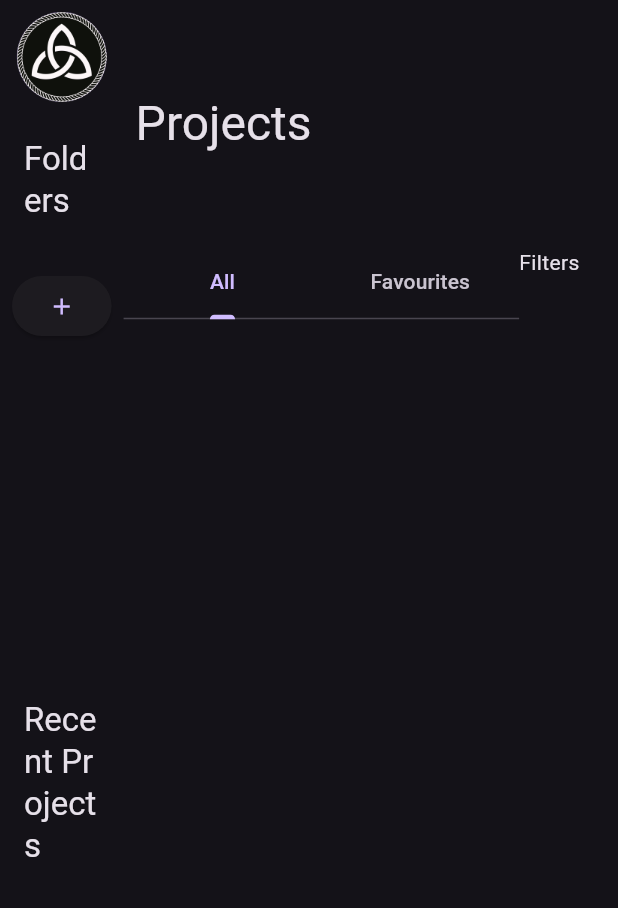
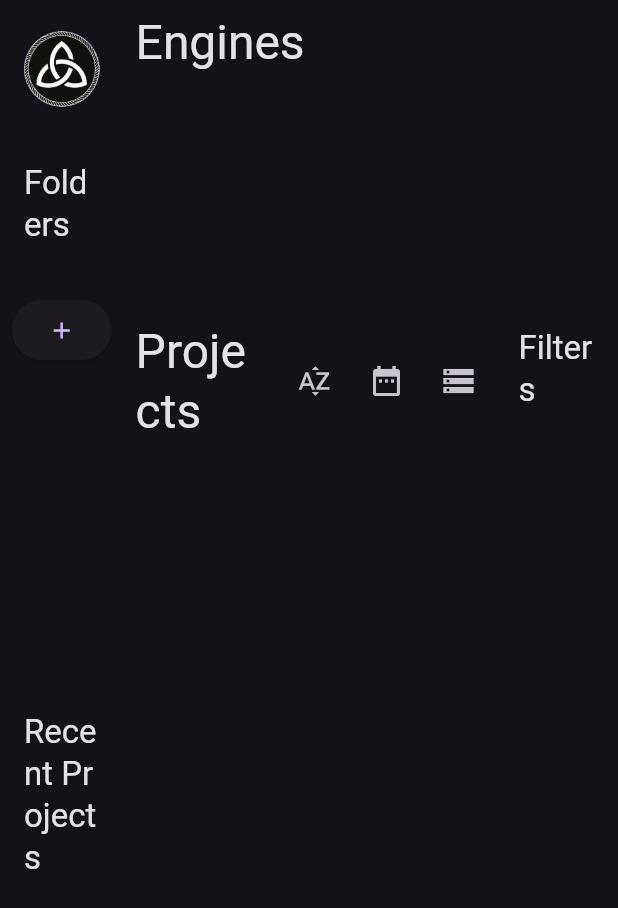
Before and after one commit to True-Outlaw/ue_launcher, a Flutter app: the screen it shows after launch, on a phone screen of 412 x 824 dp. Shown: the top 908 px of the screen. Run offline on Flutter 3.47's test engine with Material 3 defaults, Android fonts, the phone set to English and light mode, and no system bars; our stand-ins replace file_picker; missing offline and left inert: window_manager.

Commit message:
Fixed layout issues, added some sorting icons

```diff
--- a/lib/CompanyLogo.dart
+++ b/lib/CompanyLogo.dart
@@ -8,7 +8,7 @@ class CompanyLogo extends StatelessWidget {
   @override
   Widget build(BuildContext context) {
     return Container(
-      padding: EdgeInsets.all(8.0),
+      padding: EdgeInsets.all(16.0),
       child: CircleAvatar(
         radius: 30,
         child: Image.asset('images/True-Outlaw-Logo.png'),
--- a/lib/LeftColumn.dart
+++ b/lib/LeftColumn.dart
@@ -9,16 +9,13 @@ class LeftColumn extends StatelessWidget {
 
   @override
   Widget build(BuildContext context) {
-    return Expanded(
-      flex: 1,
-      child: Column(
+    return Column(
       crossAxisAlignment: CrossAxisAlignment.stretch,
       children: [
         CompanyLogo(),
         ScannedFolders(),
         RecentProjects(),
       ],
-      ),
     );
   }
 }
--- a/lib/ProjectsWindow.dart
+++ b/lib/ProjectsWindow.dart
@@ -1,7 +1,7 @@
 import 'package:flutter/material.dart';
 import 'package:provider/provider.dart';
-import 'package:ue_launcher/ProjectGridItem.dart';
 
+import 'ProjectGridItem.dart';
 import 'models/found_projects_data.dart';
 
 class ProjectsWindow extends StatefulWidget {
@@ -16,28 +16,56 @@ class ProjectsWindow extends StatefulWidget {
 class _ProjectsWindowState extends State<ProjectsWindow> {
   @override
   Widget build(BuildContext context) {
-    return Expanded(
-      flex: 4,
-      child: Row(
-        mainAxisAlignment: MainAxisAlignment.spaceBetween,
+    return Row(
       crossAxisAlignment: CrossAxisAlignment.stretch,
       children: <Widget>[
         Expanded(
-            flex: 4,
-            child: DefaultTabController(
-              length: 2,
-              child: Scaffold(
-                appBar: TabBar(
-                  tabs: [
-                    Tab(child: Text('All')),
-                    Tab(child: Text('Favourites')),
+          flex: 3,
+          child: Column(
+            children: [
+              Row(
+                mainAxisAlignment: MainAxisAlignment.spaceBetween,
+                children: [
+                  Expanded(
+                    child: Container(
+                      padding: EdgeInsets.all(8.0),
+                      alignment: Alignment.centerLeft,
+                      child: Text(
+                        'Projects',
+                        style: Theme.of(context).textTheme.headlineLarge,
+                      ),
+                    ),
+                  ),
+                  IconButton(
+                    tooltip: 'Sort by name',
+                    padding: EdgeInsets.all(8.0),
+                    icon: Icon(Icons.sort_by_alpha),
+                    onPressed: () {
+                      Provider.of<FoundProjectsData>(context, listen: false).sortProjectsByNameDescending();
+                    },
+                  ),
+                  IconButton(
+                    tooltip: 'Sort by date modified',
+                    padding: EdgeInsets.all(8.0),
+                    icon: Icon(Icons.date_range),
+                    onPressed: () {
+                      //TODO: implement sort by date modified
+                      //Provider.of<FoundProjectsData>(context, listen: false).sortProjectsByNameDescending();
+                    },
+                  ),
+                  IconButton(
+                    tooltip: 'Sort by date modified',
+                    padding: EdgeInsets.all(8.0),
+                    icon: Icon(Icons.storage),
+                    onPressed: () {
+                      //TODO: implement sort by project size
+                      //Provider.of<FoundProjectsData>(context, listen: false).sortProjectsByNameDescending();
+                    },
+                  ),
                 ],
               ),
-                body: TabBarView(
-                  children: [
-                    Consumer<FoundProjectsData>(
-                      builder: (context, projectsData, child) {
-                        return GridView.builder(
+              Expanded(
+                child: GridView.builder(
                   itemCount: Provider.of<FoundProjectsData>(context, listen: true).foundProjects.length,
                   itemBuilder: (BuildContext context, int index) {
                     return ProjectGridItem(
@@ -47,23 +75,25 @@ class _ProjectsWindowState extends State<ProjectsWindow> {
                   gridDelegate: SliverGridDelegateWithMaxCrossAxisExtent(
                     maxCrossAxisExtent: 300,
                   ),
-                        );
-                      },
-                    ),
-                    Text('Favourites'),
-                  ],
                 ),
               ),
+            ],
           ),
         ),
         Expanded(
           flex: 1,
           child: Container(
-              child: Text('Filters'),
+            padding: EdgeInsets.symmetric(
+              vertical: 12.0,
+              horizontal: 16.0,
+            ),
+            child: Text(
+              'Filters',
+              style: Theme.of(context).textTheme.titleLarge,
+            ),
           ),
         ),
       ],
-      ),
     );
   }
 }
--- a/lib/RightColumn.dart
+++ b/lib/RightColumn.dart
@@ -9,28 +9,24 @@ class RightColumn extends StatelessWidget {
 
   @override
   Widget build(BuildContext context) {
-    return Expanded(
-      flex: 4,
-      child: Container(
-        child: Column(
-          mainAxisAlignment: MainAxisAlignment.spaceBetween,
-          crossAxisAlignment: CrossAxisAlignment.stretch,
-          children: <Widget>[
+    return Column(
+      crossAxisAlignment: CrossAxisAlignment.start,
+      children: [
         Expanded(
           flex: 1,
           child: Container(
             padding: EdgeInsets.all(8.0),
-                alignment: Alignment.centerLeft,
             child: Text(
-                  'Projects',
+              'Engines',
               style: Theme.of(context).textTheme.headlineLarge,
             ),
           ),
         ),
-            ProjectsWindow(),
+        Expanded(
+          flex: 3,
+          child: ProjectsWindow(),
+        ),
       ],
-        ),
-      ),
     );
   }
 }
--- a/lib/UELauncher.dart
+++ b/lib/UELauncher.dart
@@ -20,8 +20,14 @@ class UELauncher extends StatelessWidget {
               mainAxisAlignment: MainAxisAlignment.spaceEvenly,
               crossAxisAlignment: CrossAxisAlignment.stretch,
               children: <Widget>[
-                LeftColumn(),
-                RightColumn(),
+                Expanded(
+                  flex: 1,
+                  child: LeftColumn(),
+                ),
+                Expanded(
+                  flex: 4,
+                  child: RightColumn(),
+                ),
               ],
             ),
           ),
--- a/lib/models/found_projects_data.dart
+++ b/lib/models/found_projects_data.dart
@@ -4,6 +4,7 @@ import 'UnrealProjectData.dart';
 
 class FoundProjectsData extends ChangeNotifier {
   List<UnrealProjectData> foundProjects = [];
+  bool sorted = false;
 
   void removeProjectsFromPath(String path) {
     foundProjects.removeWhere((project) => project.path.contains(path));
@@ -24,4 +25,15 @@ class FoundProjectsData extends ChangeNotifier {
     foundProjects.addAll(projects);
     notifyListeners();
   }
+
+  void sortProjectsByNameDescending() {
+    if (!sorted) {
+      foundProjects.sort((a, b) => a.name.compareTo(b.name));
+      sorted = true;
+    } else {
+      foundProjects.sort((a, b) => b.name.compareTo(a.name));
+      sorted = false;
+    }
+    notifyListeners();
+  }
 }
```
Lines whose indentation alone changed are shown as unchanged.
